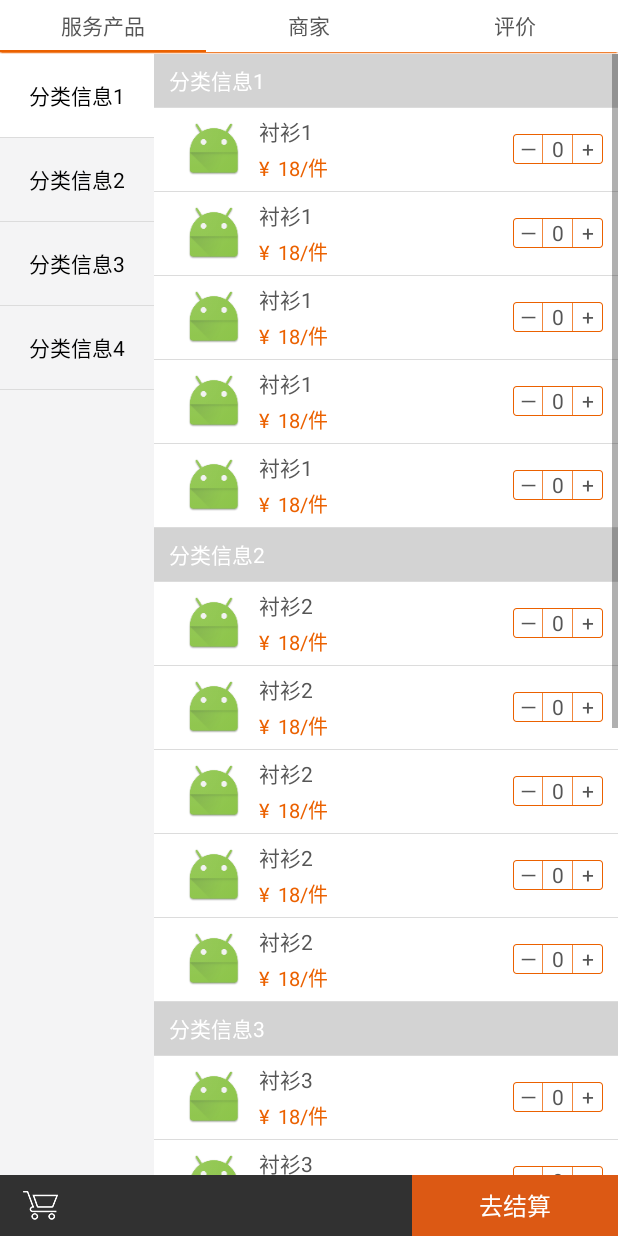
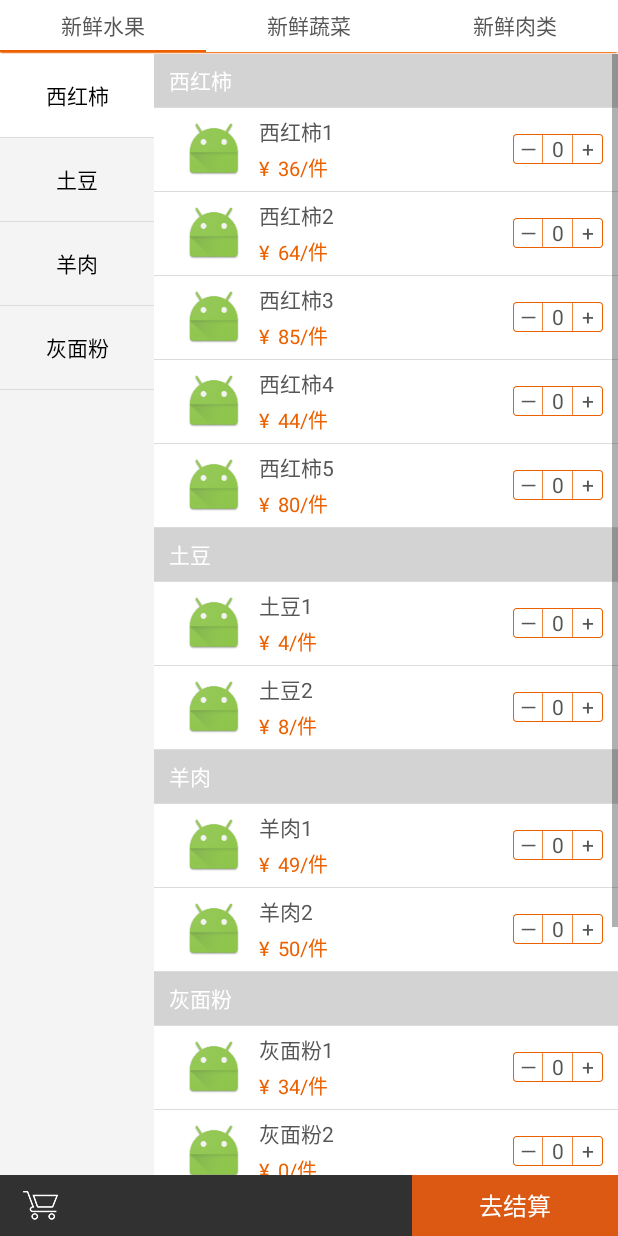
Before and after one commit to OnlyIsssilence/FastShop, an Android app: the ProductsFragment screen opened directly, with no data from a screen before it, on a phone screen of 412 x 824 dp. Run offline under Robolectric (Android 15) with nearby library versions, the phone set to English and light mode, and no system bars.

```diff
--- a/app/src/main/java/com/example/foolishfan/user_v10/activity/RegisterActivity.java
+++ b/app/src/main/java/com/example/foolishfan/user_v10/activity/RegisterActivity.java
@@ -27,7 +27,7 @@ public class RegisterActivity extends AppCompatActivity {
                     register_check();
                     break;
                 case R.id.register_btn_cancel:                     //取消按钮的监听事件,由注册界面返回登录界面
-                    Intent intent_Register_to_Login = new Intent(RegisterActivity.this, LoginActivity.class);    //切换User Activity至Login Activity
+                    Intent intent_Register_to_Login = new Intent(RegisterActivity.this, AnotherLogginActivity.class);    //切换User Activity至Login Activity
                     startActivity(intent_Register_to_Login);
                     finish();
                     break;
@@ -39,7 +39,7 @@ public class RegisterActivity extends AppCompatActivity {
     protected void onCreate(Bundle savedInstanceState) {
         super.onCreate(savedInstanceState);
         try {
-            setContentView(R.layout.register);
+            setContentView(R.layout.register_another);
             mAccount = (EditText) findViewById(R.id.resetpwd_edit_name);
             mPwd = (EditText) findViewById(R.id.resetpwd_edit_pwd_old);
             mPwdCheck = (EditText) findViewById(R.id.resetpwd_edit_pwd_new);
@@ -85,7 +85,7 @@ public class RegisterActivity extends AppCompatActivity {
                     Toast.makeText(this, getString(R.string.register_fail),Toast.LENGTH_SHORT).show();
                 }else{
                     Toast.makeText(this, getString(R.string.register_success),Toast.LENGTH_SHORT).show();
-                    Intent intent_Register_to_Login = new Intent(RegisterActivity.this, LoginActivity.class);    //切换User Activity至Login Activity
+                    Intent intent_Register_to_Login = new Intent(RegisterActivity.this, AnotherLogginActivity.class);    //切换User Activity至Login Activity
                     startActivity(intent_Register_to_Login);
                     finish();
                 }
--- a/app/src/main/java/com/example/foolishfan/user_v10/fragment/ProductsFragment.java
+++ b/app/src/main/java/com/example/foolishfan/user_v10/fragment/ProductsFragment.java
@@ -29,7 +29,6 @@ import android.widget.ListView;
 import android.widget.RelativeLayout;
 import android.widget.TextView;
 
-
 import com.example.foolishfan.user_v10.R;
 import com.example.foolishfan.user_v10.adapter.ShopAdapter;
 import com.example.foolishfan.user_v10.adapter.TestSectionedAdapter;
@@ -43,6 +42,7 @@ import com.example.foolishfan.user_v10.view.PinnedHeaderListView;
 import java.text.DecimalFormat;
 import java.util.ArrayList;
 import java.util.List;
+import java.util.Random;
 
 /**
  * Created by 曹博 on 2016/6/6.
@@ -147,21 +147,60 @@ public class ProductsFragment extends Fragment implements View.OnClickListener,
     }
 
     public List<ProductType> getData() {
+        Random random = new Random();
         productCategorizes = new ArrayList<>();
-        for (int i = 1; i < 5; i++) {
-            ProductType productCategorize = new ProductType();
-            productCategorize.setType("分类信息" + i);
-            shopProductsAll = new ArrayList<>();
-            for (int j = 1; j < 6; j++) {
-                ShopProduct product = new ShopProduct();
-                product.setId(154788 + i + j);
-                product.setGoods("衬衫" + i);
-                product.setPrice(18 + "");
-                shopProductsAll.add(product);
-            }
-            productCategorize.setProduct(shopProductsAll);
-            productCategorizes.add(productCategorize);
+        ProductType productCategorize1 = new ProductType();
+        productCategorize1.setType("西红柿");
+        shopProductsAll = new ArrayList<>();
+        for (int j = 1; j < 6; j++) {
+            ShopProduct product = new ShopProduct();
+            product.setId(154788 + j);
+            product.setGoods("西红柿" + j);
+            product.setPrice(random.nextInt(100) + "");
+            shopProductsAll.add(product);
         }
+        productCategorize1.setProduct(shopProductsAll);
+        productCategorizes.add(productCategorize1);
+
+        ProductType productCategorize2 = new ProductType();
+        productCategorize2.setType("土豆");
+        shopProductsAll = new ArrayList<>();
+        for (int j = 1; j < 3; j++) {
+            ShopProduct product = new ShopProduct();
+            product.setId(154788 + j);
+            product.setGoods("土豆" + j);
+            product.setPrice(random.nextInt(10) + "");
+            shopProductsAll.add(product);
+        }
+        productCategorize2.setProduct(shopProductsAll);
+        productCategorizes.add(productCategorize2);
+
+        ProductType productCategorize3 = new ProductType();
+        productCategorize3.setType("羊肉");
+        shopProductsAll = new ArrayList<>();
+        for (int j = 1; j < 3; j++) {
+            ShopProduct product = new ShopProduct();
+            product.setId(154788 + j);
+            product.setGoods("羊肉" + j);
+            product.setPrice(random.nextInt(200) + "");
+            shopProductsAll.add(product);
+        }
+        productCategorize3.setProduct(shopProductsAll);
+        productCategorizes.add(productCategorize3);
+
+        ProductType productCategorize4 = new ProductType();
+        productCategorize4.setType("灰面粉");
+        shopProductsAll = new ArrayList<>();
+        for (int j = 1; j < 7; j++) {
+            ShopProduct product = new ShopProduct();
+            product.setId(154788 + j);
+            product.setGoods("灰面粉" + j);
+            product.setPrice(random.nextInt(50) + "");
+            shopProductsAll.add(product);
+        }
+        productCategorize4.setProduct(shopProductsAll);
+        productCategorizes.add(productCategorize4);
+
         return productCategorizes;
     }
 
--- a/app/src/main/res/layout/activity_merchant.xml
+++ b/app/src/main/res/layout/activity_merchant.xml
@@ -33,6 +33,7 @@
 
 
             <RadioButton
+                android:visibility="visible"
                 android:id="@+id/preferential_rb"
                 android:layout_width="@dimen/dimen_0_dp"
                 android:layout_height="wrap_content"
@@ -46,6 +47,7 @@
                 android:textSize="@dimen/dimen_14_dp"/>
 
             <RadioButton
+                android:visibility="visible"
                 android:id="@+id/coupon_rb"
                 android:layout_width="@dimen/dimen_0_dp"
                 android:layout_height="wrap_content"
--- a/app/src/main/res/values/strings.xml
+++ b/app/src/main/res/values/strings.xml
@@ -28,9 +28,9 @@
 
     <string name="settlement">去结算</string>
     <string name="shopping_cart">购物车</string>
-    <string name="service_products">服务产品</string>
-    <string name="business">商家</string>
-    <string name="evaluate">评价</string>
+    <string name="service_products">新鲜水果</string>
+    <string name="business">新鲜蔬菜</string>
+    <string name="evaluate">新鲜肉类</string>
 
 
     <string name="input_account_tips"> 用户名/手机号</string>
```
Also changed, not shown: app/src/main/AndroidManifest.xml (+10 -27 lines), app/src/main/res/layout/register_another.xml (+12 -16 lines).
